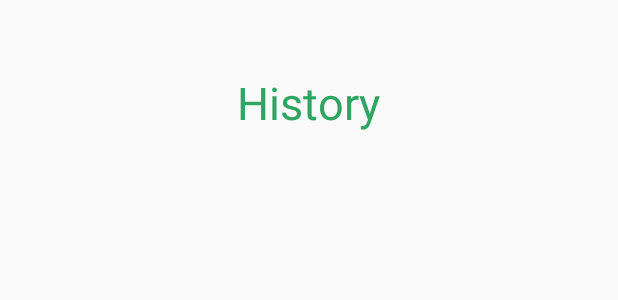
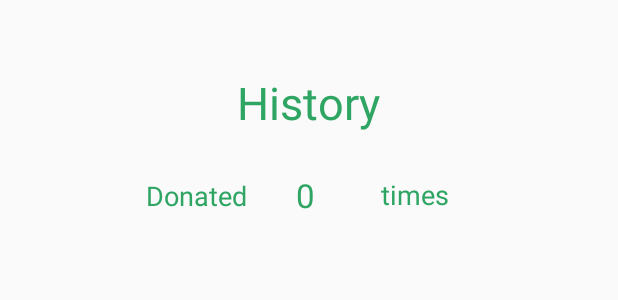
Before and after one commit to PurinatG-01/Wisdom, an Android app: the layout activity_history.xml on its own in the app's theme, with its tools: preview values and no code run, on a phone screen of 412 x 824 dp. Shown: the top 300 px of the screen. Run offline under Robolectric (Android 15) with nearby library versions, the phone set to English and light mode, and no system bars; Roboto replaces fonts that are not available here.

Commit message:
[Update] History Activity

```diff
--- /dev/null
+++ b/app/src/main/java/com/example/wisdom/HistoryRow.kt
@@ -0,0 +1,4 @@
+package com.example.wisdom
+
+class HistoryRow(val event_name: String, val total_donated: String, val date: String) {
+}
--- a/app/src/main/res/layout/activity_history.xml
+++ b/app/src/main/res/layout/activity_history.xml
@@ -19,4 +19,79 @@
         app:layout_constraintHorizontal_bias="0.498"
         app:layout_constraintStart_toStartOf="parent"
         app:layout_constraintTop_toTopOf="parent" />
+
+    <androidx.constraintlayout.widget.ConstraintLayout
+        android:id="@+id/constraintLayout8"
+        android:layout_width="218dp"
+        android:layout_height="83dp"
+        app:layout_constraintEnd_toEndOf="parent"
+        app:layout_constraintStart_toStartOf="parent"
+        app:layout_constraintTop_toBottomOf="@+id/historyNameView">
+
+        <TextView
+            android:id="@+id/textView4"
+            android:layout_width="wrap_content"
+            android:layout_height="wrap_content"
+            android:layout_marginEnd="16dp"
+            android:text="@string/donated_times"
+            android:textColor="@color/colorPrimary"
+            android:textColorLink="@color/colorPrimary"
+            android:textSize="18sp"
+            app:layout_constraintBottom_toBottomOf="parent"
+            app:layout_constraintEnd_toEndOf="parent"
+            app:layout_constraintTop_toTopOf="parent"
+            app:layout_constraintVertical_bias="0.491" />
+
+        <TextView
+            android:id="@+id/textView3"
+            android:layout_width="wrap_content"
+            android:layout_height="wrap_content"
+            android:text="@string/donated"
+            android:textColor="@color/colorPrimary"
+            android:textColorLink="@color/colorPrimary"
+            android:textSize="18sp"
+            app:layout_constraintBottom_toBottomOf="parent"
+            app:layout_constraintStart_toStartOf="parent"
+            app:layout_constraintTop_toTopOf="parent" />
+
+        <TextView
+            android:id="@+id/historyTimesView"
+            android:layout_width="wrap_content"
+            android:layout_height="wrap_content"
+            android:layout_marginEnd="44dp"
+            android:text="0"
+            android:textColor="@color/colorPrimary"
+            android:textColorLink="@color/colorPrimary"
+            android:textSize="22sp"
+            app:layout_constraintBottom_toBottomOf="parent"
+            app:layout_constraintEnd_toStartOf="@+id/textView4"
+            app:layout_constraintHorizontal_bias="1.0"
+            app:layout_constraintStart_toEndOf="@+id/textView3"
+            app:layout_constraintTop_toTopOf="parent"
+            app:layout_constraintVertical_bias="0.49" />
+    </androidx.constraintlayout.widget.ConstraintLayout>
+
+    <ScrollView
+        android:id="@+id/historyScrollView"
+        android:layout_width="321dp"
+        android:layout_height="476dp"
+        android:layout_marginTop="1dp"
+        app:layout_constraintBottom_toBottomOf="parent"
+        app:layout_constraintEnd_toEndOf="parent"
+        app:layout_constraintStart_toStartOf="parent"
+        app:layout_constraintTop_toBottomOf="@+id/constraintLayout8">
+
+        <LinearLayout
+            android:layout_width="match_parent"
+            android:layout_height="wrap_content"
+            android:orientation="vertical" >
+
+            <androidx.recyclerview.widget.RecyclerView
+                android:id="@+id/recyclerView"
+                android:layout_width="match_parent"
+                android:layout_height="match_parent" />
+
+        </LinearLayout>
+    </ScrollView>
+
 </androidx.constraintlayout.widget.ConstraintLayout>
--- a/app/src/main/res/values/strings.xml
+++ b/app/src/main/res/values/strings.xml
@@ -41,5 +41,8 @@
     <string name="complete">Completed</string>
     <string name="profile">Profile</string>
     <string name="totalDonation">Total Donation</string>
+    <string name="donated">Donated</string>
+    <string name="donated_times">times</string>
+    <string name="baht">Baht</string>
 
 </resources>
```
Also changed, not shown: app/src/main/java/com/example/wisdom/DonateActivity.kt (+23 -16 lines), app/src/main/java/com/example/wisdom/HistoryActivity.kt (+69 -0 lines), app/src/main/java/com/example/wisdom/HistoryRowAdapter.kt (added, +36 -0 lines), app/src/main/res/layout/history_row.xml (added, +103 -0 lines), 1 other file.
